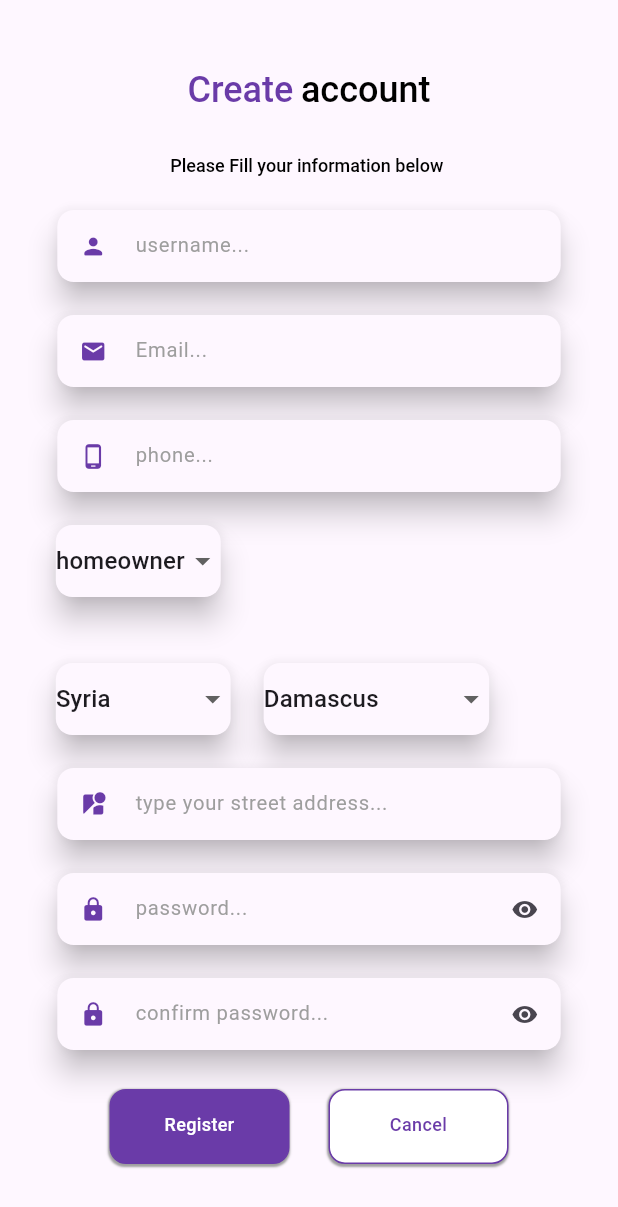
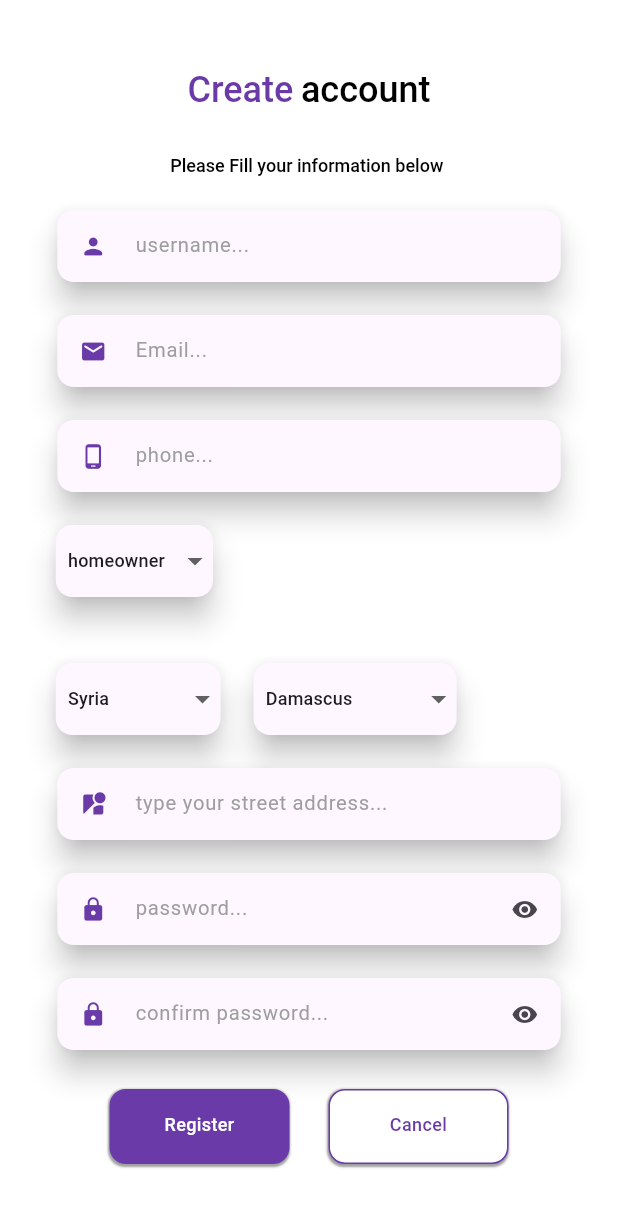
Before and after one commit to odai002/Fixit_App, a Flutter app: the SignUp screen opened by its route, on a phone screen of 412 x 824 dp. Shown: the top 1207 px of the screen. Run offline on Flutter 3.47's test engine with Material 3 defaults, Android fonts, the phone set to English and light mode, and no system bars; our stand-ins replace cached_network_image, flutter_otp_text_field, get, google_fonts, image_picker, lottie and 1 more; accounts and stored records are empty; Roboto replaces fonts that are missing (Libre Caslon Text).

Commit message:
Fixing the look of register page

```diff
--- a/lib/View/Screen/Auth/sign_up_page.dart
+++ b/lib/View/Screen/Auth/sign_up_page.dart
@@ -16,6 +16,7 @@ class SignUp extends StatelessWidget {
   Widget build(BuildContext context) {
     SignupControllerImp controller =Get.put(SignupControllerImp());
     return Scaffold(
+      backgroundColor: Colors.white,
     resizeToAvoidBottomInset: false,
           body:Center(
               child: SingleChildScrollView(
--- a/lib/View/Widgets/Custom_DropdownMenu.dart
+++ b/lib/View/Widgets/Custom_DropdownMenu.dart
@@ -35,12 +35,15 @@ class _DropdownMenuExampleState extends State<DropdownMenuExample> {
         items: widget.items.map<DropdownMenuItem<String>>((String value) {
           return DropdownMenuItem<String>(
             value: value,
-            child: Text(
-              value,
-              style: GoogleFonts.libreCaslonText(
-                textStyle: const TextStyle(
-                  fontSize: 16,
-                  fontWeight: FontWeight.w500,
+            child: Padding(
+              padding: const EdgeInsets.all(8.0),
+              child: Text(
+                value,
+                style: GoogleFonts.libreCaslonText(
+                  textStyle: const TextStyle(
+                    fontSize: 12,
+                    fontWeight: FontWeight.w500,
+                  ),
                 ),
               ),
             ),
@@ -61,7 +64,7 @@ class _DropdownMenuExampleState extends State<DropdownMenuExample> {
           'User Type',
           style: GoogleFonts.libreCaslonText(
             textStyle: const TextStyle(
-              fontSize: 16,
+              fontSize: 12,
               fontWeight: FontWeight.w500,
             ),
           ),
```
Also changed, not shown: pubspec.lock.
